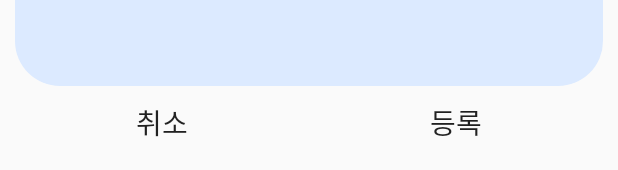
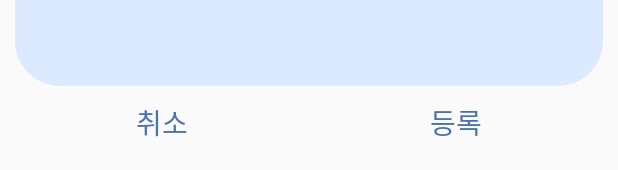
Before and after one commit to ajou-jipjung/plaemo, an Android app: the layout activity_doc_info_setting.xml on its own in the app's theme, with its tools: preview values and no code run, on a phone screen of 412 x 824 dp. Shown: the part 1063-1233 px from the top of the screen. Run offline under Robolectric (Android 15) with nearby library versions, the phone set to English and light mode, and no system bars.

Commit message:
등록, 취소 색깔설정 변경

```diff
--- a/app/src/main/res/layout/activity_doc_info_setting.xml
+++ b/app/src/main/res/layout/activity_doc_info_setting.xml
@@ -114,6 +114,7 @@
         android:orientation="horizontal">
         <androidx.appcompat.widget.AppCompatButton
             android:id="@+id/infosetting_cancle"
+            android:textColor="@color/colorskybuleDark"
             android:layout_width="0dp"
             android:layout_height="match_parent"
             android:text="취소"
@@ -121,6 +122,7 @@
             android:autoSizeTextType="uniform"/>
 
         <androidx.appcompat.widget.AppCompatButton
+            android:textColor="@color/colorskybuleDark"
             android:id="@+id/infosetting_register"
             android:layout_width="0dp"
             android:layout_height="match_parent"
```
